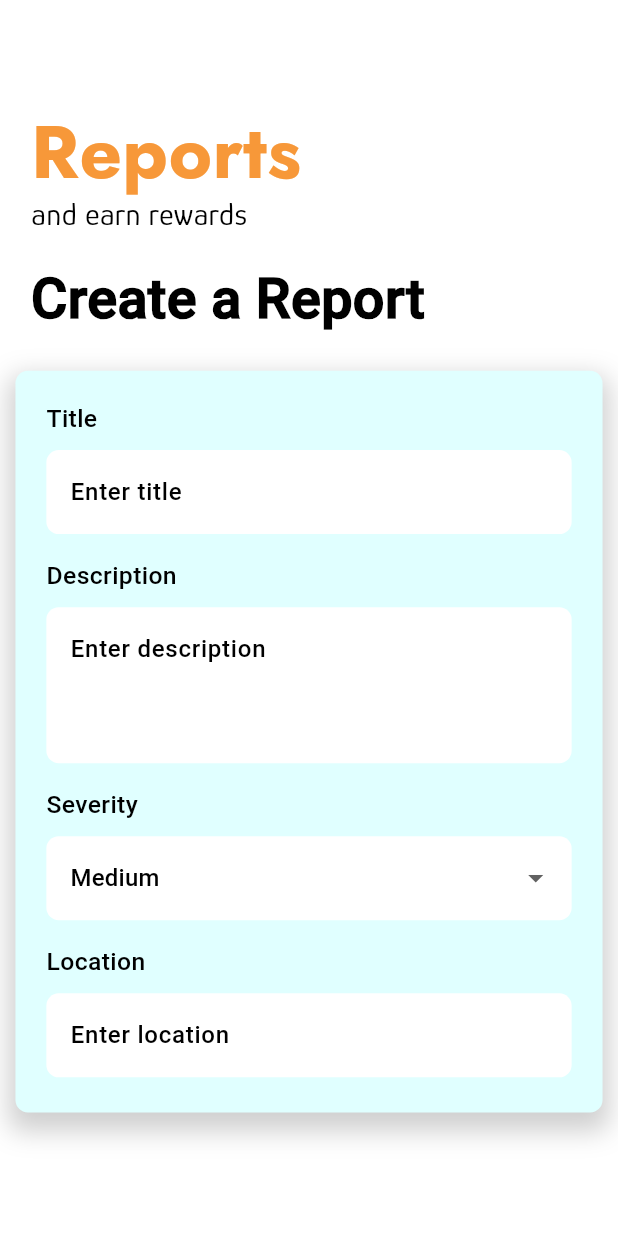
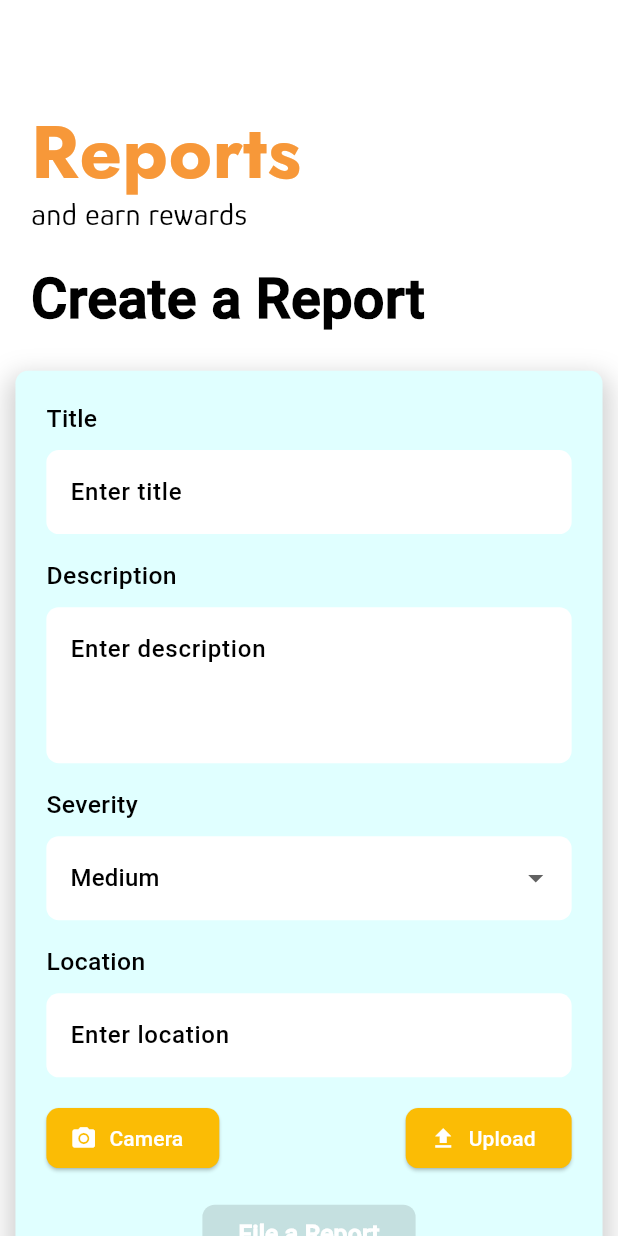
Before and after one commit to RnCManipal/Innovation-Challenge2024-BinGo, a Flutter app: the UserReportTab screen opened directly, on a phone screen of 412 x 824 dp. Run offline on Flutter 3.47's test engine with Material 3 defaults, Android fonts, the phone set to English and light mode, and no system bars; our stand-ins replace cloud_firestore, firebase_auth, firebase_core, firebase_storage, geocoding, google_maps_flutter and 3 more; accounts and stored records are empty; network calls fail.

Commit message:
Made Signup,Login,reports dynamic

```diff
--- a/bingo/lib/LoginPage.dart
+++ b/bingo/lib/LoginPage.dart
@@ -2,7 +2,6 @@ import 'package:bingo/SignupPage.dart';
 import 'package:flutter/material.dart';
 import 'package:firebase_auth/firebase_auth.dart';
 import 'HomePage.dart'; // Import your HomePage
-import 'auth.dart'; // Import your auth.dart file
 
 class LoginPage extends StatefulWidget {
   const LoginPage({Key? key}) : super(key: key);
@@ -70,7 +69,6 @@ class _LoginPageState extends State<LoginPage> {
 
     return Scaffold(
       backgroundColor: const Color(0xFFE0FFFF),
-      resizeToAvoidBottomInset: false,
       body: SingleChildScrollView(
         child: SizedBox(
           height: screenSize.height,
--- a/bingo/lib/SignupPage.dart
+++ b/bingo/lib/SignupPage.dart
@@ -1,7 +1,6 @@
 import 'package:bingo/SignUpPage1.dart';
 import 'package:flutter/material.dart';
 import 'package:firebase_auth/firebase_auth.dart';
-import 'package:cloud_firestore/cloud_firestore.dart';
 import 'HomePage.dart'; // Replace with your home page import
 import 'LoginPage.dart'; // Replace with your login page import
 
@@ -111,7 +110,6 @@ void _navigateToSignupPageOne() {
 
     return Scaffold(
       backgroundColor: const Color(0xFFE0FFFF),
-      resizeToAvoidBottomInset: false,
       body: SingleChildScrollView(
         child: SizedBox(
           height: screenSize.height,
--- a/bingo/lib/userReportsTab.dart
+++ b/bingo/lib/userReportsTab.dart
@@ -2,7 +2,6 @@ import 'dart:convert';
 import 'dart:io';
 import 'package:firebase_storage/firebase_storage.dart';
 import 'package:flutter/material.dart';
-import 'package:firebase_core/firebase_core.dart';
 import 'package:cloud_firestore/cloud_firestore.dart';
 import 'package:image_picker/image_picker.dart';
 import 'package:geocoding/geocoding.dart' as geocode;
@@ -28,13 +27,16 @@ class _UserReportTabState extends State<UserReportTab> {
   Widget build(BuildContext context) {
     double screenWidth = MediaQuery.of(context).size.width;
     double screenHeight = MediaQuery.of(context).size.height;
-
+    final Size screenSize = MediaQuery.of(context).size;
     bool isButtonDisabled = image == null; // Disable button if no image is selected
 
     return Scaffold(
       backgroundColor: Colors.white,
-      body: Stack(
-        children: [
+      body: SingleChildScrollView(
+        child: SizedBox(
+          height: screenSize.height*1.2,
+          child: Stack(
+        children: <Widget>[
           Positioned(
             top: screenHeight * 0.08,
             left: screenWidth * 0.05,
@@ -79,7 +81,7 @@ class _UserReportTabState extends State<UserReportTab> {
             left: screenWidth * 0.025,
             child: Container(
               width: screenWidth * 0.95,
-              height: screenHeight * 0.6, // Adjust height to fit the screen
+              height: screenHeight * 0.8, // Adjust height to fit the screen
               padding: EdgeInsets.all(screenWidth * 0.05),
               decoration: BoxDecoration(
                 color: Color(0xffE0FFFF),
@@ -93,7 +95,6 @@ class _UserReportTabState extends State<UserReportTab> {
                   ),
                 ],
               ),
-              child: SingleChildScrollView(
                 child: Column(
                   crossAxisAlignment: CrossAxisAlignment.start,
                   children: [
@@ -268,9 +269,10 @@ class _UserReportTabState extends State<UserReportTab> {
                 ),
               ),
             ),
-          ),
         ],
       ),
+    )
+    )
     );
   }
 
```
